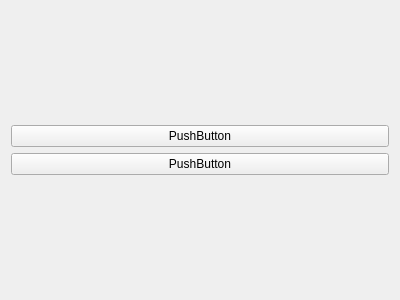
Old version of the form chesswindow.ui in the repository Rattlesnek/ICP.
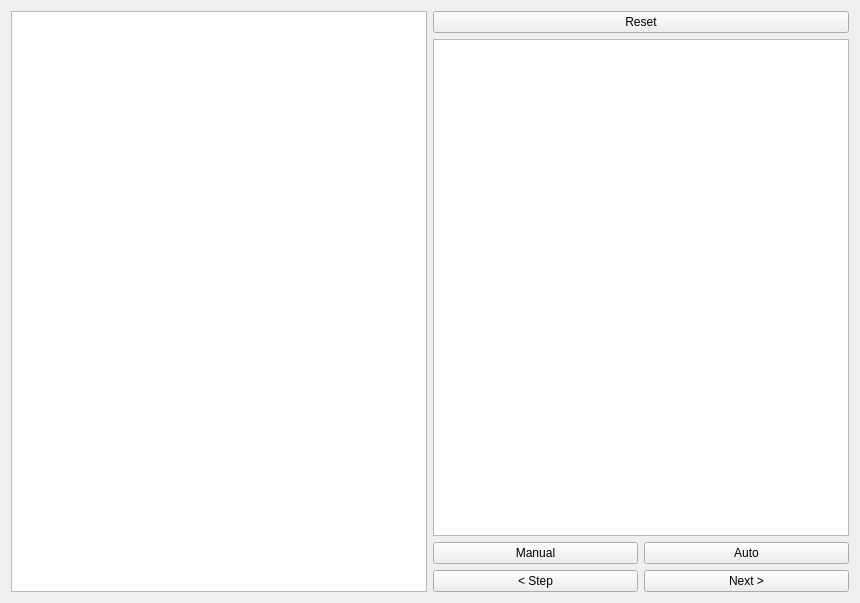
New version of the form.

Patch:
```diff
--- a/chesswindow.ui
+++ b/chesswindow.ui
@@ -6,8 +6,8 @@
    <rect>
     <x>0</x>
     <y>0</y>
-    <width>400</width>
-    <height>300</height>
+    <width>860</width>
+    <height>603</height>
    </rect>
   </property>
   <property name="sizePolicy">
@@ -31,21 +31,49 @@
      <item>
       <widget class="QPushButton" name="pushButton_2">
        <property name="text">
-        <string>PushButton</string>
+        <string>Reset</string>
        </property>
       </widget>
      </item>
      <item>
-      <widget class="QPushButton" name="pushButton">
-       <property name="text">
-        <string>PushButton</string>
-       </property>
-      </widget>
+      <widget class="QTextEdit" name="log"/>
+     </item>
+     <item>
+      <layout class="QGridLayout" name="optionGridLayout">
+       <item row="1" column="0">
+        <widget class="QPushButton" name="automatic">
+         <property name="text">
+          <string>&lt; Step</string>
+         </property>
+        </widget>
+       </item>
+       <item row="0" column="0">
+        <widget class="QPushButton" name="manual">
+         <property name="text">
+          <string>Manual</string>
+         </property>
+        </widget>
+       </item>
+       <item row="0" column="1">
+        <widget class="QPushButton" name="back">
+         <property name="text">
+          <string>Auto</string>
+         </property>
+        </widget>
+       </item>
+       <item row="1" column="1">
+        <widget class="QPushButton" name="next">
+         <property name="text">
+          <string>Next &gt;</string>
+         </property>
+        </widget>
+       </item>
+      </layout>
      </item>
     </layout>
    </item>
    <item row="0" column="0">
-    <layout class="QGridLayout" name="gameLayout"/>
+    <widget class="QGraphicsView" name="graphicsView"/>
    </item>
   </layout>
  </widget>
```
Left out of the diff: 4 changed lines with no effect on the pictures.
